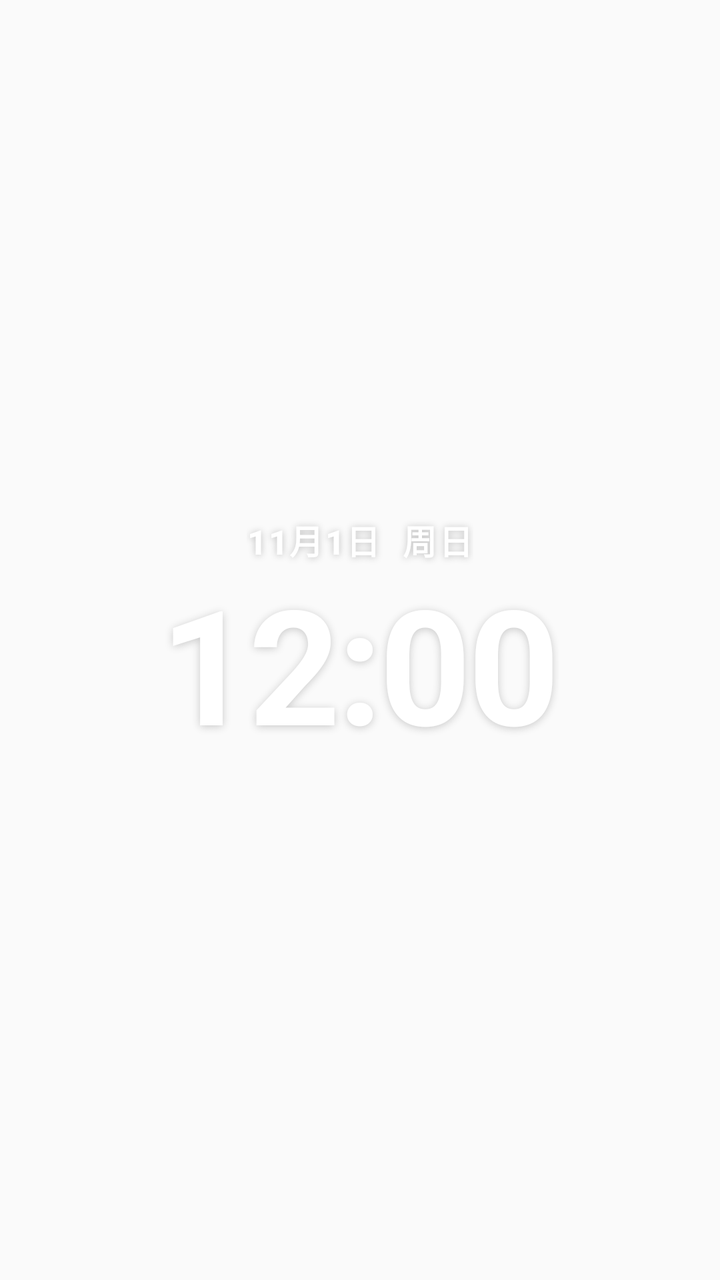
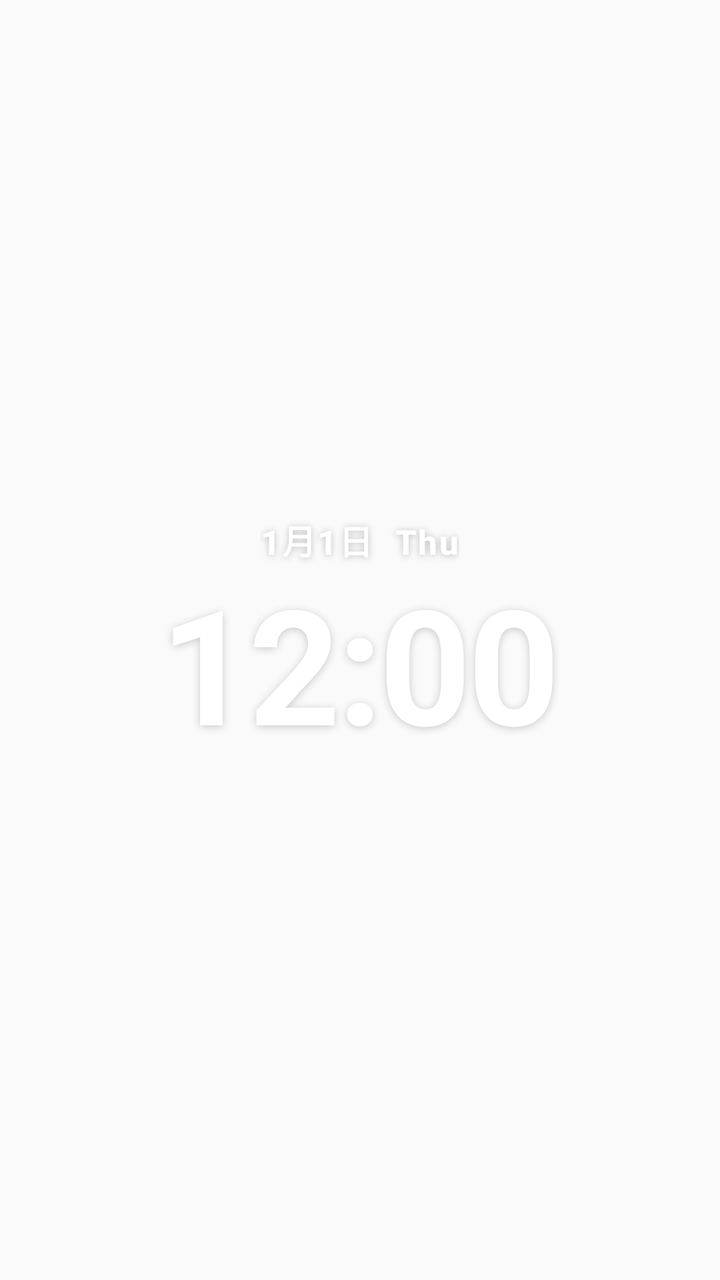

Screens rendered from an Android XML layout before and after an edit, with the pre-edit source and the edit as a unified diff.
<!-- AndroidManifest.xml: application theme android:Theme.Material.Light.NoActionBar -->
<!-- res/layout/card_white_clock.xml -->
<?xml version="1.0" encoding="utf-8"?>
<LinearLayout xmlns:android="http://schemas.android.com/apk/res/android"
    android:layout_width="match_parent"
    android:layout_height="match_parent"
    android:orientation="vertical"
    android:gravity="center"
    android:background="@android:color/transparent">

    <TextView
        android:id="@+id/date"
        android:layout_width="wrap_content"
        android:layout_height="wrap_content"
        android:text="11月1日  周日"
        android:textSize="17sp"
        android:textColor="#FFFFFF"
        android:fontFamily="sans-serif-medium"
        android:textStyle="bold"
        android:letterSpacing="0.05"
        android:maxLines="1"
        android:includeFontPadding="false"
        android:shadowColor="#40000000"
        android:shadowRadius="8"
        android:shadowDx="0"
        android:shadowDy="1" />

    
    <TextClock
        android:id="@+id/time"
        android:layout_width="wrap_content"
        android:layout_height="wrap_content"
        android:layout_marginTop="6dp"
        android:format12Hour="h:mm"
        android:format24Hour="HH:mm"
        android:textSize="80sp"
        android:textColor="#FFFFFF"
        android:fontFamily="sans-serif"
        android:textStyle="bold"
        android:letterSpacing="-0.02"
        android:includeFontPadding="false"
        android:shadowColor="#33000000"
        android:shadowRadius="10"
        android:shadowDx="0"
        android:shadowDy="2" />
</LinearLayout>
<!-- resources referenced by this layout -->
<resources>

</resources>

<!-- the commit's change to res/layout/card_white_clock.xml (unified diff, before → after) -->
@@ -6,11 +6,13 @@
     android:gravity="center"
     android:background="@android:color/transparent">
 
-    <TextView
+    
+    <TextClock
         android:id="@+id/date"
         android:layout_width="wrap_content"
         android:layout_height="wrap_content"
-        android:text="11月1日  周日"
+        android:format12Hour="M月d日  E"
+        android:format24Hour="M月d日  E"
         android:textSize="17sp"
         android:textColor="#FFFFFF"
         android:fontFamily="sans-serif-medium"
